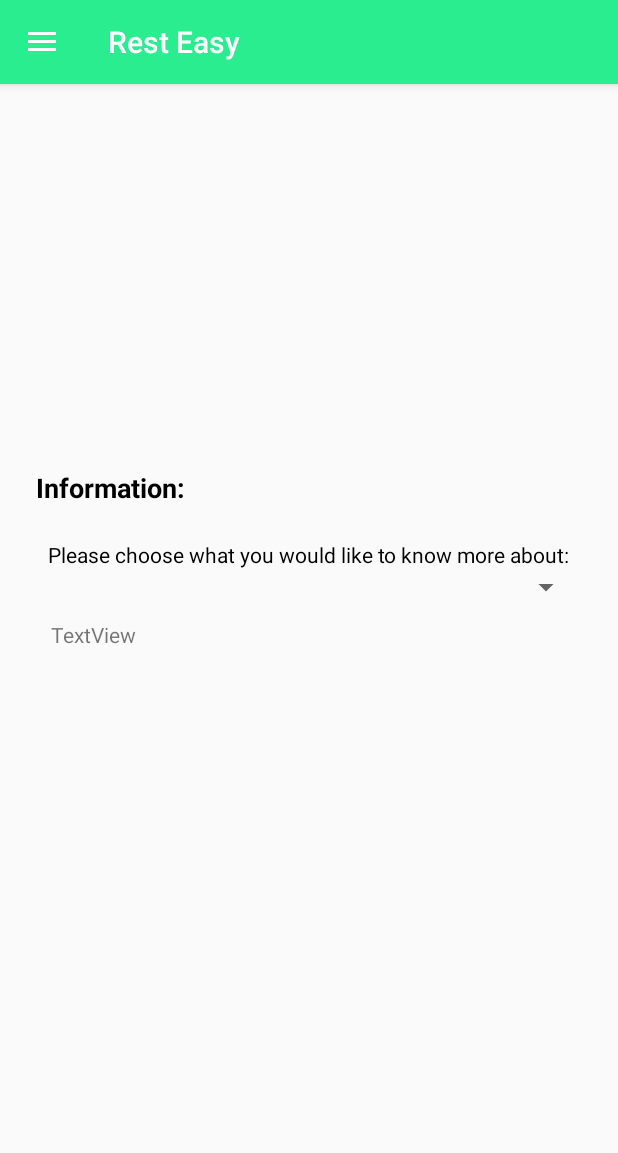
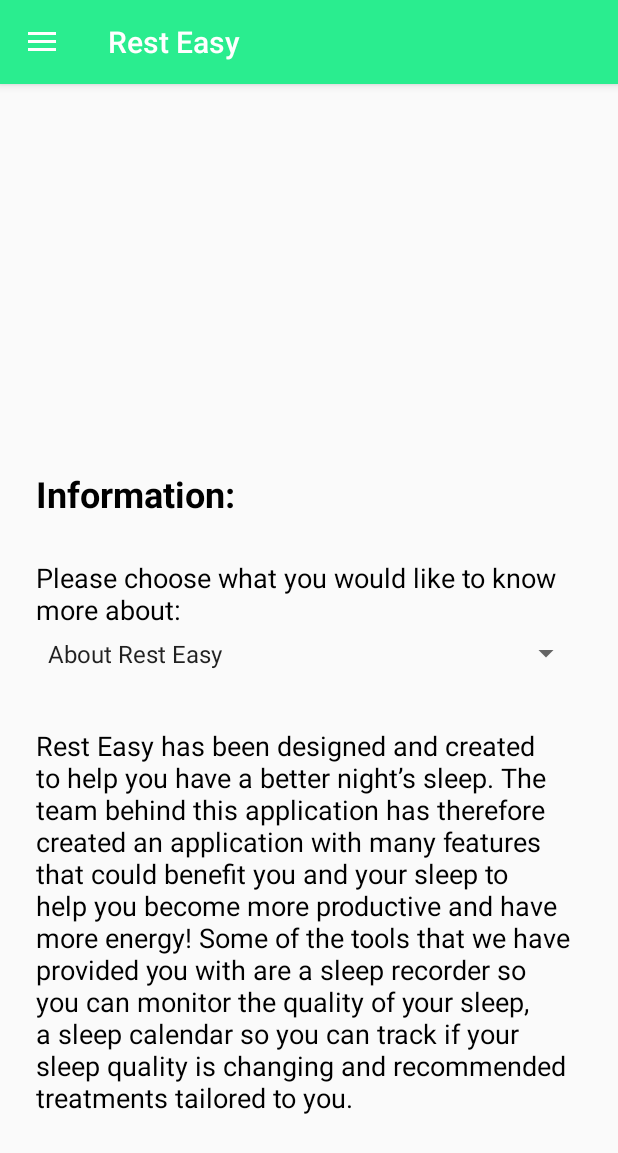
Before and after one commit to RosabelleArmstead/softeng-cw, an Android app: the Information screen opened directly, with no data from a screen before it, on a phone screen of 412 x 824 dp. Shown: the top 1153 px of the screen. Run offline under Robolectric (Android 15) with nearby library versions, the light colour scheme and no system bars.

Commit message:
Added code for spinner

```diff
--- a/app/src/main/java/com2027/cw/group7/resteasy/Information.java
+++ b/app/src/main/java/com2027/cw/group7/resteasy/Information.java
@@ -1,12 +1,71 @@
 package com2027.cw.group7.resteasy;
 
 import android.os.Bundle;
+import android.view.View;
+import android.widget.AdapterView;
+import android.widget.ArrayAdapter;
+import android.widget.Spinner;
+import android.widget.TextView;
 
 public class Information extends AppBaseActivity {
+
+    private Spinner info_spinner;
+    private TextView info_show;
 
     @Override
     protected void onCreate(Bundle savedInstanceState) {
         super.onCreate(savedInstanceState);
         setContentView(R.layout.activity_information);
+
+        info_show = (TextView) findViewById(R.id.info_show);
+
+        addTextToInfoSpinner();
+        addListenerToSpinner();
+
     }
-}
+
+    private void addTextToInfoSpinner(){
+
+        info_spinner = (Spinner) findViewById(R.id.info_spinner);
+
+        ArrayAdapter<CharSequence> infoSpinnerAdapter = ArrayAdapter.createFromResource(this,
+                R.array.information_categories, android.R.layout.simple_spinner_item);
+        infoSpinnerAdapter.setDropDownViewResource(android.R.layout.simple_spinner_dropdown_item);
+        info_spinner.setAdapter(infoSpinnerAdapter);
+    }
+
+    private void addListenerToSpinner(){
+        info_spinner = (Spinner) findViewById(R.id.info_spinner);
+
+        info_spinner.setOnItemSelectedListener(new AdapterView.OnItemSelectedListener() {
+            @Override
+            public void onItemSelected(AdapterView<?> adapterView, View view, int i, long l) {
+                String selectedItem = adapterView.getItemAtPosition(i).toString();
+
+                if(selectedItem.equals("About Rest Easy")) {
+                    info_show.setText(R.string.about);
+                }
+                else if(selectedItem.equals("Insomnia Information")){
+                    info_show.setText(R.string.insomnia);
+                }
+                else if(selectedItem.equals("Causes of Insomnia")){
+                    info_show.setText(R.string.causes);
+                }
+                else if(selectedItem.equals("Potential Treatments")){
+                    info_show.setText(R.string.treatments);
+                }
+                else if(selectedItem.equals("Symptoms")){
+                    info_show.setText(R.string.symptoms);
+                }
+                else if(selectedItem.equals("Legal Information")){
+                    info_show.setText(R.string.legal);
+                }
+            }
+
+            @Override
+            public void onNothingSelected(AdapterView<?> adapterView) {
+                info_show.setText(R.string.selection_needed);
+            }
+        });
+        }
+    }
--- a/app/src/main/res/layout/activity_information.xml
+++ b/app/src/main/res/layout/activity_information.xml
@@ -7,35 +7,38 @@
     android:orientation="vertical"
     android:id="@+id/activity_information"
     android:padding="24dp"
+    android:layout_gravity="top"
+    android:gravity="top"
     >
 
     <TextView
         android:id="@+id/infoTitle"
-        android:layout_width="wrap_content"
-        android:layout_height="47dp"
+        android:layout_width="146dp"
+        android:layout_height="60dp"
         android:layout_alignParentBottom="true"
-        android:textStyle="bold"
-        android:textColor="@android:color/black"
         android:layout_alignParentStart="true"
-        android:layout_marginBottom="440dp"
+        android:layout_marginBottom="427dp"
         android:layout_marginStart="0dp"
         android:text="@string/info_title"
-        android:textSize="18sp" />
+        android:textColor="@android:color/black"
+        android:textSize="24dp"
+        android:textStyle="bold" />
 
     <TextView
+        android:id="@+id/info_explanation"
         android:layout_width="wrap_content"
         android:layout_height="wrap_content"
         android:layout_below="@+id/infoTitle"
         android:layout_centerHorizontal="true"
-        android:id="@+id/info_explanation"
-        android:layout_marginTop="-440dp"
+        android:layout_marginTop="-427dp"
+        android:textSize="18dp"
         android:text="@string/choose_category"
-        android:textColor="@android:color/black"/>
+        android:textColor="@android:color/black" />
 
     <Spinner
         android:id="@+id/info_spinner"
         android:layout_width="match_parent"
-        android:layout_height="wrap_content"
+        android:layout_height="34dp"
         android:layout_below="@+id/info_explanation"
         android:layout_centerHorizontal="true" />
 
@@ -43,10 +46,11 @@
         android:id="@+id/info_show"
         android:layout_width="fill_parent"
         android:layout_height="fill_parent"
+        android:textSize="18dp"
         android:layout_alignStart="@+id/infoTitle"
         android:layout_below="@+id/info_spinner"
-        android:padding="10dp"
-        android:text="TextView" />
+        android:textColor="@android:color/black"
+        android:paddingTop="32dp"/>
 
 
 </RelativeLayout>
--- a/app/src/main/res/values/strings.xml
+++ b/app/src/main/res/values/strings.xml
@@ -24,4 +24,21 @@
     <string name="sleep_rating">Sleep Rating: - </string>
     <string name="info_title">Information: </string>
     <string name="choose_category">Please choose what you would like to know more about: </string>
+    <string name="selection_needed">Please select a category from the box above.</string>
+
+    <string-array name="information_categories">
+        <item>About Rest Easy</item>
+        <item>Insomnia Information</item>
+        <item>Causes of Insomnia</item>
+        <item>Potential Treatments</item>
+        <item>Symptoms</item>
+        <item>Legal Information</item>
+    </string-array>
+
+    <string name="about">Rest Easy has been designed and created to help you have a better night’s sleep. The team behind this application has therefore created an application with many features that could benefit you and your sleep to help you become more productive and have more energy! Some of the tools that we have provided you with are a sleep recorder so you can monitor the quality of your sleep, a sleep calendar so you can track if your sleep quality is changing and recommended treatments tailored to you. </string>
+    <string name="insomnia">Insomnia is a very broad term and so can cover a large amount of people who are struggling with sleep. It can vary from people who struggle to get to sleep and so feel tired during the day all the way to people who can’t sleep at all which is why Rest Easy aims to help as many people as possible. It has many different causes and so it hard to have just one treatment as this will differ from person to person.</string>
+    <string name="causes">Insomnia can have many different causes which will range from person to person. Some of these causes are mental issues. Examples of these are anxiety, depression, schizophrenia and stress which is becoming increasingly common within today’s society. Other causes are environmental. These can include sleeping in a noisy area, sleeping in an area which is either too hot or too cold, having an uncomfortable sleeping area or having an inconsistent sleeping pattern. There are additional causes which vary depending on the person and what effects one may have no effect on another.</string>
+    <string name="treatments">Similar to causes of insomnia, there are many different treatments which will vary in effectiveness depending on the person using the treatment. Some treatments are environmental like sleeping in a dark area, using ear plugs to block out noise, using soundscapes to create a relaxing environment and ensure that your sleeping environment is comfortable. Other important factors which have a large impact on your sleep can include maintaining a sleep schedule, avoid using any devices for a period before sleep as the blue light emitted will make it increasingly difficult to get to sleep and to increase the amount of exercise undertaken along with a whole bunch of other treatments which may help you as an individual. Rest Easy hopes to help you identify which treatments may help you.</string>
+    <string name="symptoms">Symptoms of insomnia come in many different forms differ depending on the severity of the insomnia and the individual. Some known symptoms are difficulty sleeping, waking up repeatedly during the night, generally feeling tired and having a lack of concentration or waking up early and not being able to go back to sleep. All of the symptoms mentioned above have to had occurred over a significant time period as if it juct happens for a couple of days it may be a result of jet lag or similar events. </string>
+    <string name="legal">Rest Easy ensures that it complies with all legal regulations. All data provided to us by any user will be held in line with the Data Protection Act 1998 so you know it will be held securely and will only be used for the purposes expected. All treatments suggested by Rest Easy will not be of a medical nature and so will not advise you to take any medication. If your condition becomes severe, please consult your GP.</string>
 </resources>
```
